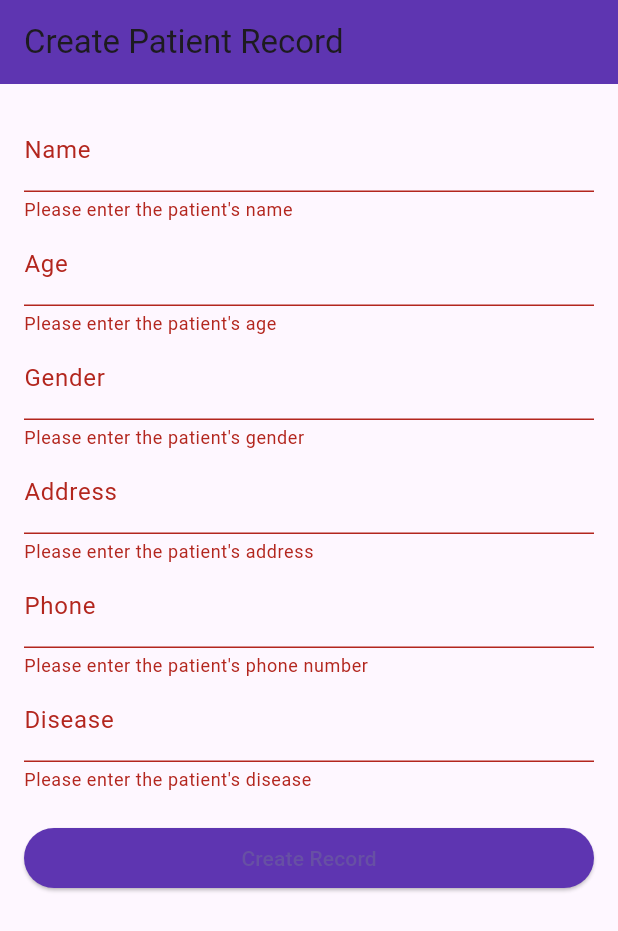
After one commit to SadeeshaPerera/smart_healthcare_system, a Flutter app: the PatientRecordsPage screen opened directly, after a tap on "Create Record", on a phone screen of 412 x 824 dp. The commit adds this screen. Shown: the top 931 px of the screen. Run offline on Flutter 3.47's test engine with Material 3 defaults, Android fonts, the phone set to English and light mode, and no system bars; our stand-ins replace awesome_dialog, carousel_slider, cloud_firestore, connectivity_plus, dropdown_button2, firebase_auth and 13 more; accounts and stored records are empty.

Commit message:
chore: Improve patient record page

```diff
--- a/lib/admin/hospital_staff_home.dart
+++ b/lib/admin/hospital_staff_home.dart
@@ -1,12 +1,13 @@
 import 'package:flutter/material.dart';
+import 'package:hospital_appointment/admin/patient_records_page.dart';
 
 class HospitalStaffHome extends StatelessWidget {
   @override
   Widget build(BuildContext context) {
     return Scaffold(
       appBar: AppBar(
-        title:
-            Text('Hospital Staff Home', style: TextStyle(color: Colors.white)),
+        title: Text('Hospital Staff Dashboard',
+            style: TextStyle(color: Colors.white)),
         //change back button color
         iconTheme: IconThemeData(color: Colors.white),
         backgroundColor: Colors.deepPurple[600],
@@ -49,7 +50,13 @@ class HospitalStaffHome extends StatelessWidget {
                                     color: Colors.deepPurple[600]),
                                 title: Text('Check Patient Records'),
                                 onTap: () {
-                                  // Navigate to patient records page
+                                  Navigator.push(
+                                    context,
+                                    MaterialPageRoute(
+                                      builder: (context) =>
+                                          PatientRecordsPage(),
+                                    ),
+                                  );
                                 },
                               ),
                               ListTile(
--- /dev/null
+++ b/lib/admin/patient_records_page.dart
@@ -0,0 +1,141 @@
+import 'package:flutter/material.dart';
+import 'package:cloud_firestore/cloud_firestore.dart';
+
+class PatientRecordsPage extends StatefulWidget {
+  @override
+  _PatientRecordsPageState createState() => _PatientRecordsPageState();
+}
+
+class _PatientRecordsPageState extends State<PatientRecordsPage> {
+  final _formKey = GlobalKey<FormState>();
+  final _nameController = TextEditingController();
+  final _ageController = TextEditingController();
+  final _genderController = TextEditingController();
+  final _addressController = TextEditingController();
+  final _phoneController = TextEditingController();
+  final _diseaseController = TextEditingController();
+
+  @override
+  void dispose() {
+    _nameController.dispose();
+    _ageController.dispose();
+    _genderController.dispose();
+    _addressController.dispose();
+    _phoneController.dispose();
+    _diseaseController.dispose();
+    super.dispose();
+  }
+
+  Future<void> _createRecord() async {
+    if (_formKey.currentState!.validate()) {
+      await FirebaseFirestore.instance.collection('patients').add({
+        'name': _nameController.text,
+        'age': _ageController.text,
+        'gender': _genderController.text,
+        'address': _addressController.text,
+        'phone': _phoneController.text,
+        'disease': _diseaseController.text,
+      });
+      ScaffoldMessenger.of(context).showSnackBar(
+        SnackBar(content: Text('Patient record created successfully!')),
+      );
+      _formKey.currentState!.reset();
+    }
+  }
+
+  @override
+  Widget build(BuildContext context) {
+    return Scaffold(
+      appBar: AppBar(
+        title: Text('Create Patient Record'),
+        backgroundColor: Colors.deepPurple[600],
+      ),
+      body: Padding(
+        padding: const EdgeInsets.all(16.0),
+        child: Form(
+          key: _formKey,
+          child: ListView(
+            children: [
+              TextFormField(
+                controller: _nameController,
+                decoration: InputDecoration(labelText: 'Name'),
+                validator: (value) {
+                  if (value == null || value.isEmpty) {
+                    return 'Please enter the patient\'s name';
+                  }
+                  return null;
+                },
+              ),
+              TextFormField(
+                controller: _ageController,
+                decoration: InputDecoration(labelText: 'Age'),
+                keyboardType: TextInputType.number,
+                validator: (value) {
+                  if (value == null || value.isEmpty) {
+                    return 'Please enter the patient\'s age';
+                  }
+                  return null;
+                },
+              ),
+              TextFormField(
+                controller: _genderController,
+                decoration: InputDecoration(labelText: 'Gender'),
+                validator: (value) {
+                  if (value == null || value.isEmpty) {
+                    return 'Please enter the patient\'s gender';
+                  }
+                  return null;
+                },
+              ),
+              TextFormField(
+                controller: _addressController,
+                decoration: InputDecoration(labelText: 'Address'),
+                validator: (value) {
+                  if (value == null || value.isEmpty) {
+                    return 'Please enter the patient\'s address';
+                  }
+                  return null;
+                },
+              ),
+              TextFormField(
+                controller: _phoneController,
+                decoration: InputDecoration(labelText: 'Phone'),
+                keyboardType: TextInputType.phone,
+                validator: (value) {
+                  if (value == null || value.isEmpty) {
+                    return 'Please enter the patient\'s phone number';
+                  }
+                  return null;
+                },
+              ),
+              TextFormField(
+                controller: _diseaseController,
+                decoration: InputDecoration(labelText: 'Disease'),
+                validator: (value) {
+                  if (value == null || value.isEmpty) {
+                    return 'Please enter the patient\'s disease';
+                  }
+                  return null;
+                },
+              ),
+              SizedBox(height: 20),
+              ElevatedButton(
+                onPressed: _createRecord,
+                child: Text('Create Record'),
+                style: ElevatedButton.styleFrom(
+                  backgroundColor: Colors.deepPurple[600],
+                ),
+              ),
+            ],
+          ),
+        ),
+      ),
+    );
+  }
+}
+
+void main() {
+  runApp(MaterialApp(
+    home: PatientRecordsPage(),
+  ));
+}
```
